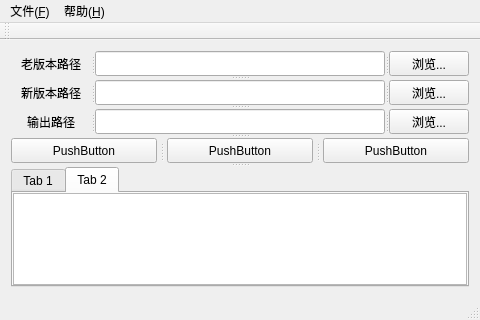
The window that tools/PatchMakerQT5/PatchMaker/PatchMakerWindow.ui (ymsquall/ymproject) describes before a commit, drawn with Qt 5.
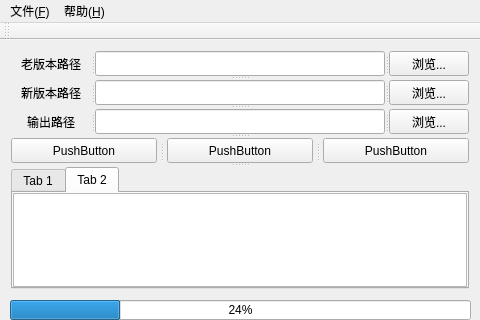
The same window after the commit.

What changed in the file:
```diff
--- a/tools/PatchMakerQT5/PatchMaker/PatchMakerWindow.ui
+++ b/tools/PatchMakerQT5/PatchMaker/PatchMakerWindow.ui
@@ -368,7 +368,63 @@
     <bool>false</bool>
    </attribute>
   </widget>
-  <widget class="QStatusBar" name="mMainStatusBar"/>
+  <widget class="QStatusBar" name="mMainStatusBar">
+   <property name="minimumSize">
+    <size>
+     <width>0</width>
+     <height>20</height>
+    </size>
+   </property>
+   <property name="maximumSize">
+    <size>
+     <width>16777215</width>
+     <height>20</height>
+    </size>
+   </property>
+   <property name="sizeGripEnabled">
+    <bool>false</bool>
+   </property>
+   <widget class="QProgressBar" name="progressBar">
+    <property name="geometry">
+     <rect>
+      <x>10</x>
+      <y>0</y>
+      <width>461</width>
+      <height>20</height>
+     </rect>
+    </property>
+    <property name="minimumSize">
+     <size>
+      <width>0</width>
+      <height>20</height>
+     </size>
+    </property>
+    <property name="maximumSize">
+     <size>
+      <width>16777215</width>
+      <height>20</height>
+     </size>
+    </property>
+    <property name="autoFillBackground">
+     <bool>false</bool>
+    </property>
+    <property name="value">
+     <number>24</number>
+    </property>
+    <property name="alignment">
+     <set>Qt::AlignCenter</set>
+    </property>
+    <property name="orientation">
+     <enum>Qt::Horizontal</enum>
+    </property>
+    <property name="invertedAppearance">
+     <bool>false</bool>
+    </property>
+    <property name="textDirection">
+     <enum>QProgressBar::TopToBottom</enum>
+    </property>
+   </widget>
+  </widget>
   <action name="mExitMenuItem">
    <property name="text">
     <string>退出(&amp;E)</string>
```
Left out of the diff: 102 changed lines with no effect on the pictures.
